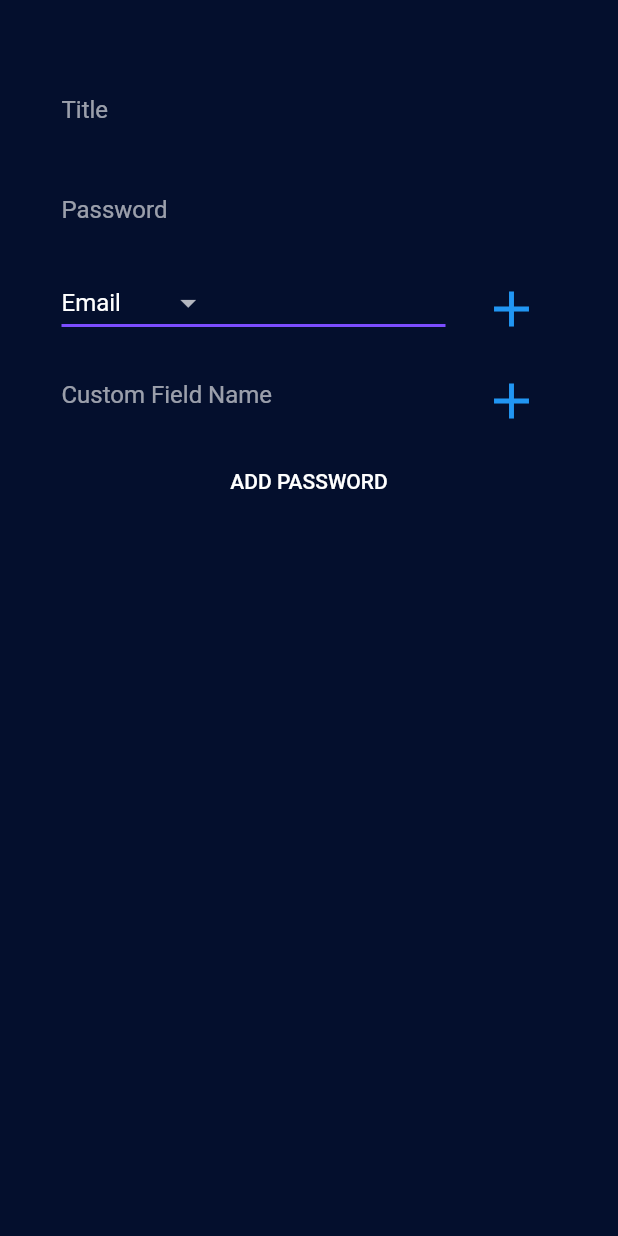
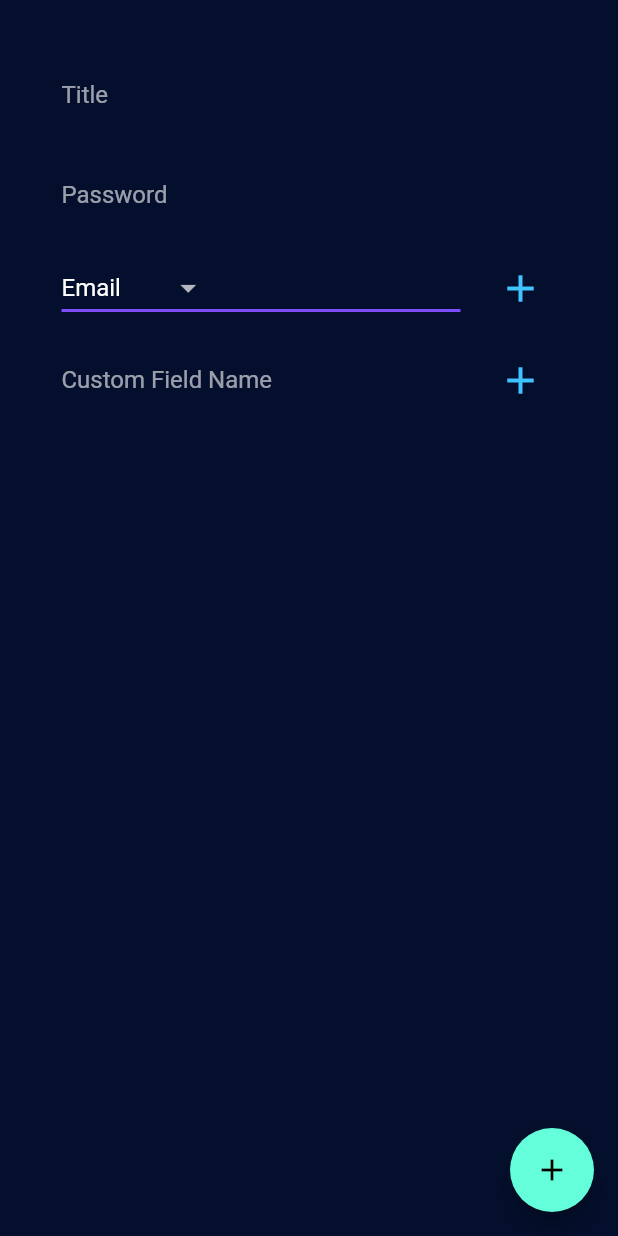
Before and after one commit to rithik-dev/Password-Manager, a Flutter app: the AppScreen screen opened by its route, after a tap on the "add" icon, on a phone screen of 412 x 824 dp. Run offline on Flutter 3.47's test engine with Material 2 defaults, Android fonts, the phone set to English and light mode, and no system bars; our stand-ins replace cloud_firestore, firebase_auth, modal_progress_hud; missing offline and left inert: flutter_string_encryption; accounts and stored records are empty.

Commit message:
- added appbar - fixed and optimized add password screen

```diff
--- a/lib/screens/add_password_screen.dart
+++ b/lib/screens/add_password_screen.dart
@@ -1,6 +1,6 @@
 import 'package:flutter/material.dart';
-import 'package:password_manager/constants.dart';
 import 'package:password_manager/models/firebase_utils.dart';
+import 'package:password_manager/widgets/column_builder.dart';
 
 Map<String, dynamic> fields = {};
 
@@ -12,37 +12,43 @@ class AddPasswordScreen extends StatefulWidget {
 }
 
 class _AddPasswordScreenState extends State<AddPasswordScreen> {
-  String tempKey;
-  String dropDownValue = "Email";
+  List<String> stringTextFields = ['Title', 'Password'];
+  String dropDownValue = 'Email';
   List<String> dropDownFields = ['Email', 'Username', 'Phone', 'Link'];
-  List<String> fieldsCreated = ['Title', 'Password'];
 
-  List<Widget> textFields = [
-    MyTextField(labelText: "Title"),
-    MyTextField(labelText: "Password")
-  ];
-
-  @override
-  void initState() {
-    // TODO: implement initState
-    super.initState();
-    fields = {};
+  //TODO: convert all to same case .
+  String convertToTitleCase(String str) {
+    str = str.trim().toLowerCase();
+    return '${str[0].toUpperCase()}${str.substring(1)}';
   }
 
   @override
   Widget build(BuildContext context) {
-    return SafeArea(
-      child: Scaffold(
+    String customFieldKey = "";
+
+    return Scaffold(
       body: Padding(
-          padding: const EdgeInsets.symmetric(vertical: 40.0, horizontal: 25.0),
+        padding: const EdgeInsets.symmetric(vertical: 30.0, horizontal: 25.0),
         child: ListView(
           children: <Widget>[
-              Column(children: textFields),
-              Row(
-                children: <Widget>[
-                  Expanded(
-                    flex: 2,
-                    child: ListTile(
+            ColumnBuilder(
+              itemBuilder: (context, index) {
+                return MyTextField(
+                  labelText: stringTextFields[index],
+                  trailing: IconButton(
+                    color: Colors.lightBlueAccent,
+                    icon: Icon(Icons.delete, size: 30.0),
+                    onPressed: () {
+                      setState(() {
+                        stringTextFields.removeAt(index);
+                      });
+                    },
+                  ),
+                );
+              },
+              itemCount: stringTextFields.length,
+            ),
+            ListTile(
               title: DropdownButton<String>(
                 value: dropDownValue,
                 elevation: 16,
@@ -64,121 +70,46 @@ class _AddPasswordScreenState extends State<AddPasswordScreen> {
                 }).toList(),
               ),
               trailing: IconButton(
-                        icon: Icon(Icons.add, size: 40.0),
-                        color: Colors.blue,
-                        disabledColor: Colors.grey,
-                        padding: EdgeInsets.all(8.0),
-                        splashColor: Colors.blueAccent,
+                icon: Icon(Icons.add, size: 30.0),
+                color: Colors.lightBlueAccent,
                 onPressed: () {
-                          if (!fieldsCreated.contains(dropDownValue)) {
-                            if (!(dropDownValue == null ||
-                                dropDownValue == "")) {
-                              print("ADDING NEW DROPDOWN FIELD $dropDownValue");
-                              fieldsCreated.add(dropDownValue);
-                              print("FIELDS CREATED : $fieldsCreated");
                   setState(() {
-                                textFields.add(
-                                  MyTextField(
-                                    labelText: dropDownValue,
-                                    trailing: IconButton(
-                                      icon: Icon(Icons.delete),
-                                      onPressed: () {
-                                        fieldsCreated.remove(dropDownValue);
-                                        fields.remove(dropDownValue);
-                                        setState(() {
-                                          textFields
-                                              .removeAt(textFields.length - 1);
+                    if (!stringTextFields.contains(dropDownValue))
+                      stringTextFields.add(dropDownValue);
                   });
                 },
               ),
             ),
-                                );
-                              });
-                            } else
-                              print("DROPDOWN VALUE NULL OR EMPTY");
-                          } else {
-                            print("ERROR ADDING NEW FIELD");
-                          }
+            MyTextField(
+              labelText: "Custom Field Name",
+              onChanged: (value) {
+                customFieldKey = value;
               },
-                      ),
-                    ),
-                  ),
-                  SizedBox(width: 10)
-                ],
-              ),
-              Row(
-                children: <Widget>[
-                  Expanded(
-                    flex: 2,
-                    child: ListTile(
-                      title: TextField(
-                        onChanged: (tempValue) {
-                          tempKey = tempValue.trim();
-                        },
-                        decoration: InputDecoration(
-                            border: InputBorder.none,
-                            hintText: "Enter Custom Field Name",
-                            labelText: "Custom Field Name"),
-                      ),
               trailing: IconButton(
-                        icon: Icon(Icons.add, size: 40.0),
-                        color: Colors.blue,
-                        disabledColor: Colors.grey,
-                        padding: EdgeInsets.all(8.0),
-                        splashColor: Colors.blueAccent,
+                icon: Icon(Icons.add, size: 30.0),
+                color: Colors.lightBlueAccent,
                 onPressed: () {
-                          if (!fieldsCreated.contains(tempKey)) {
-                            if (!(tempKey == null || tempKey == "")) {
-                              print("ADDING NEW CUSTOM FIELD");
-                              fieldsCreated.add(tempKey);
-                              print("FIELDS CREATED : $fieldsCreated");
+                  customFieldKey = convertToTitleCase(customFieldKey);
                   setState(() {
-                                textFields.add(
-                                  MyTextField(
-                                    labelText: tempKey,
-                                    trailing: IconButton(
-                                      icon: Icon(Icons.delete),
-                                      onPressed: () {
-                                        print("tempkey $tempKey");
-                                        //FIXME: fieldsCreated does not remove tempKey
-                                        fieldsCreated.remove(tempKey);
-
-                                        print("created $fieldsCreated");
-                                        fields.remove(tempKey);
-                                        print("fields $fields");
-                                        setState(() {
-                                          textFields
-                                              .removeAt(textFields.length - 1);
+                    if (!stringTextFields.contains(customFieldKey) &&
+                        customFieldKey != "" &&
+                        customFieldKey != null)
+                      stringTextFields.add(customFieldKey);
                   });
                 },
               ),
             ),
-                                );
-                              });
-                              tempKey = "";
-                            }
-                          } else {
-                            print("ERROR ADDING NEW FIELD");
-                          }
-                        },
-                      ),
-                    ),
-                  ),
-                  SizedBox(width: 10),
-                ],
-              ),
-              FlatButton(
-                child: Text("ADD PASSWORD"),
-                onPressed: () async {
-                  bool addPasswordSuccessful;
-                  addPasswordSuccessful =
-                      await FirebaseUtils.addPassword(fields);
-                  if (addPasswordSuccessful) Navigator.pop(context);
-                },
-              )
           ],
         ),
       ),
+      floatingActionButton: FloatingActionButton(
+        child: Icon(Icons.add),
+        onPressed: () async {
+          bool addPasswordSuccessful;
+          print("Sending $fields");
+          addPasswordSuccessful = await FirebaseUtils.addPassword(fields);
+          if (addPasswordSuccessful) Navigator.pop(context);
+        },
       ),
     );
   }
@@ -187,22 +118,216 @@ class _AddPasswordScreenState extends State<AddPasswordScreen> {
 class MyTextField extends StatelessWidget {
   final String labelText;
   final Widget trailing;
+  final Function onChanged;
 
-  MyTextField({this.labelText, this.trailing});
+  MyTextField({this.labelText, this.trailing, this.onChanged});
 
   @override
   Widget build(BuildContext context) {
     return ListTile(
       title: TextField(
-          onChanged: (value) {
-            fields[this.labelText] = value;
-          },
+        onChanged: onChanged == null
+            ? (value) {
+                fields[this.labelText] = value.trim();
+              }
+            : this.onChanged,
         obscureText: this.labelText == "Password",
         decoration: InputDecoration(
             border: InputBorder.none,
             hintText: "Enter ${this.labelText}",
             labelText: this.labelText),
       ),
-        trailing: this.trailing);
+      trailing: this.labelText == "Title" || this.labelText == "Password"
+          ? null
+          : this.trailing,
+    );
   }
 }
+
+//import 'package:flutter/material.dart';
+//import 'package:password_manager/constants.dart';
+//import 'package:password_manager/models/firebase_utils.dart';
+//
+//Map<String, dynamic> fields = {};
+//
+//class AddPasswordScreen extends StatefulWidget {
+//  static const id = 'add_password_screen';
+//
+//  @override
+//  _AddPasswordScreenState createState() => _AddPasswordScreenState();
+//}
+//
+////FIXME: deleting new created text fields does not work as intended
+//
+//class _AddPasswordScreenState extends State<AddPasswordScreen> {
+//  String tempKey;
+//  String dropDownValue = "Email";
+//  List<String> dropDownFields = ['Email', 'Username', 'Phone', 'Link'];
+//  List<String> fieldsCreated = ['Title', 'Password'];
+//
+//  List<Widget> textFields = [
+//    MyTextField(labelText: "Title"),
+//    MyTextField(labelText: "Password")
+//  ];
+//
+//  @override
+//  void initState() {
+//    // TODO: implement initState
+//    super.initState();
+//    fields = {};
+//  }
+//
+//  @override
+//  Widget build(BuildContext context) {
+//    return Scaffold(
+//      body: SafeArea(
+//        child: Padding(
+//          padding: const EdgeInsets.symmetric(vertical: 40.0, horizontal: 25.0),
+//          child: ListView(
+//            children: <Widget>[
+//              Column(children: textFields),
+//              Row(
+//                children: <Widget>[
+//                  Expanded(
+//                    flex: 2,
+//                    child: ListTile(
+//                      title: DropdownButton<String>(
+//                        value: dropDownValue,
+//                        elevation: 16,
+//                        underline: Container(
+//                          height: 2,
+//                          color: Colors.deepPurpleAccent,
+//                        ),
+//                        onChanged: (String newValue) {
+//                          setState(() {
+//                            dropDownValue = newValue;
+//                          });
+//                        },
+//                        items: dropDownFields
+//                            .map<DropdownMenuItem<String>>((String value) {
+//                          return DropdownMenuItem<String>(
+//                            value: value,
+//                            child: Text(value),
+//                          );
+//                        }).toList(),
+//                      ),
+//                      trailing: IconButton(
+//                        icon: Icon(Icons.add, size: 40.0),
+//                        color: Colors.blue,
+//                        disabledColor: Colors.grey,
+//                        padding: EdgeInsets.all(8.0),
+//                        splashColor: Colors.blueAccent,
+//                        onPressed: () {
+//                          if (!fieldsCreated.contains(dropDownValue)) {
+//                            if (!(dropDownValue == null ||
+//                                dropDownValue == "")) {
+//                              print("ADDING NEW DROPDOWN FIELD $dropDownValue");
+//                              fieldsCreated.add(dropDownValue);
+//                              print("FIELDS CREATED : $fieldsCreated");
+//                              setState(() {
+//                                textFields.add(
+//                                  MyTextField(
+//                                    labelText: dropDownValue,
+//                                    trailing: IconButton(
+//                                      icon: Icon(Icons.delete),
+//                                      onPressed: () {
+//                                        fieldsCreated.remove(dropDownValue);
+//                                        fields.remove(dropDownValue);
+//                                        setState(() {
+//                                          textFields
+//                                              .removeAt(textFields.length - 1);
+//                                        });
+//                                      },
+//                                    ),
+//                                  ),
+//                                );
+//                              });
+//                            } else
+//                              print("DROPDOWN VALUE NULL OR EMPTY");
+//                          } else {
+//                            print("ERROR ADDING NEW FIELD");
+//                          }
+//                        },
+//                      ),
+//                    ),
+//                  ),
+//                  SizedBox(width: 10)
+//                ],
+//              ),
+//              Row(
+//                children: <Widget>[
+//                  Expanded(
+//                    flex: 2,
+//                    child: ListTile(
+//                      title: TextField(
+//                        onChanged: (tempValue) {
+//                          tempKey = tempValue.trim();
+//                        },
+//                        decoration: InputDecoration(
+//                            border: InputBorder.none,
+//                            hintText: "Enter Custom Field Name",
+//                            labelText: "Custom Field Name"),
+//                      ),
+//                      trailing: IconButton(
+//                        icon: Icon(Icons.add, size: 40.0),
+//                        color: Colors.blue,
+//                        disabledColor: Colors.grey,
+//                        padding: EdgeInsets.all(8.0),
+//                        splashColor: Colors.blueAccent,
+//                        onPressed: () {
+//                          if (!fieldsCreated.contains(tempKey)) {
+//                            if (!(tempKey == null || tempKey == "")) {
+//                              print("ADDING NEW CUSTOM FIELD");
+//                              fieldsCreated.add(tempKey);
+//                              print("FIELDS CREATED : $fieldsCreated");
+//                              setState(() {
+//                                textFields.add(
+//                                  MyTextField(
+//                                    labelText: tempKey,
+//                                    trailing: IconButton(
+//                                      icon: Icon(Icons.delete),
+//                                      onPressed: () {
+//                                        print("tempkey $tempKey");
+//                                        //FIXME: fieldsCreated does not remove tempKey
+//                                        fieldsCreated.remove(tempKey);
+//
+//                                        print("created $fieldsCreated");
+//                                        fields.remove(tempKey);
+//                                        print("fields $fields");
+//                                        setState(() {
+//                                          textFields
+//                                              .removeAt(textFields.length - 1);
+//                                        });
+//                                      },
+//                                    ),
+//                                  ),
+//                                );
+//                              });
+//                              tempKey = "";
+//                            }
+//                          } else {
+//                            print("ERROR ADDING NEW FIELD");
+//                          }
+//                        },
+//                      ),
+//                    ),
+//                  ),
+//                  SizedBox(width: 10),
+//                ],
+//              ),
+//            ],
+//          ),
+//        ),
+//      ),
+//      floatingActionButton: FloatingActionButton(
+//        child: Icon(Icons.add),
+//        onPressed: () async {
+//          bool addPasswordSuccessful;
+//          addPasswordSuccessful = await FirebaseUtils.addPassword(fields);
+//          if (addPasswordSuccessful) Navigator.pop(context);
+//        },
+//      ),
+//    );
+//  }
+//}
+//
--- a/lib/screens/app_screen.dart
+++ b/lib/screens/app_screen.dart
@@ -38,6 +38,12 @@ class _AppScreenState extends State<AppScreen> {
   Widget build(BuildContext context) {
     return SafeArea(
       child: Scaffold(
+        appBar: AppBar(
+          title: Text("Password Manager"),
+          centerTitle: true,
+          backgroundColor: kSecondaryColor,
+          leading: Container(),
+        ),
         body: tabs[_selectedIndexBottomNavBar],
         bottomNavigationBar: BottomNavigationBar(
           type: BottomNavigationBarType.fixed,
--- a/lib/screens/settings.dart
+++ b/lib/screens/settings.dart
@@ -8,14 +8,10 @@ import 'package:provider/provider.dart';
 
 void main() => runApp(Settings());
 
-class Settings extends StatefulWidget {
-  @override
-  _SettingsState createState() => _SettingsState();
-}
 
 //TODO: change passwords, change theme
 
-class _SettingsState extends State<Settings> {
+class Settings extends StatelessWidget {
   @override
   Widget build(BuildContext context) {
     return SafeArea(
--- a/lib/screens/vault.dart
+++ b/lib/screens/vault.dart
@@ -1,8 +1,10 @@
 import 'package:cloud_firestore/cloud_firestore.dart';
 import 'package:flutter/material.dart';
 import 'package:password_manager/models/firebase_utils.dart';
+import 'package:password_manager/models/provider_class.dart';
 import 'package:password_manager/screens/add_password_screen.dart';
 import 'package:password_manager/widgets/password_card.dart';
+import 'package:provider/provider.dart';
 
 void main() => runApp(MyVault());
 
@@ -15,31 +17,14 @@ class MyVault extends StatefulWidget {
 
 class _MyVaultState extends State<MyVault> {
   List<Map<String, dynamic>> passwords = [];
-  List<Widget> cards = [];
-
-  @override
-  void initState() {
-    // TODO: implement initState
-    super.initState();
-
-    getPasswordCards();
-  }
-
-  void getPasswordCards() async {
-    passwords = await FirebaseUtils.getPasswords();
-
-    for (Map<String, dynamic> passwordFields in passwords) {
-      cards.add(PasswordCard(fields: passwordFields));
-    }
-  }
 
   @override
   Widget build(BuildContext context) {
     return SafeArea(
       child: Scaffold(
         body: Center(
-            child: ListView(  // TODO: use list view builder?
-          children: cards,
+            child: ListView(
+          children: [],
         )),
         floatingActionButton: FloatingActionButton(
           child: Icon(Icons.add),
--- /dev/null
+++ b/lib/widgets/column_builder.dart
@@ -0,0 +1,30 @@
+import 'package:flutter/material.dart';
+
+class ColumnBuilder extends StatelessWidget {
+  final IndexedWidgetBuilder itemBuilder;
+  final MainAxisAlignment mainAxisAlignment;
+  final MainAxisSize mainAxisSize;
+  final CrossAxisAlignment crossAxisAlignment;
+  final TextDirection textDirection;
+  final VerticalDirection verticalDirection;
+  final int itemCount;
+
+  const ColumnBuilder({
+    Key key,
+    @required this.itemBuilder,
+    @required this.itemCount,
+    this.mainAxisAlignment: MainAxisAlignment.start,
+    this.mainAxisSize: MainAxisSize.max,
+    this.crossAxisAlignment: CrossAxisAlignment.center,
+    this.textDirection,
+    this.verticalDirection: VerticalDirection.down,
+  }) : super(key: key);
+
+  @override
+  Widget build(BuildContext context) {
+    return new Column(
+      children: new List.generate(
+          this.itemCount, (index) => this.itemBuilder(context, index)).toList(),
+    );
+  }
+}
```
Also changed, not shown: lib/main.dart (+0 -9 lines), lib/models/provider_class.dart (+7 -2 lines), lib/screens/login_screen.dart (+7 -1 lines), lib/screens/register_screen.dart (+6 -1 lines). Lines whose indentation alone changed are shown as unchanged.
